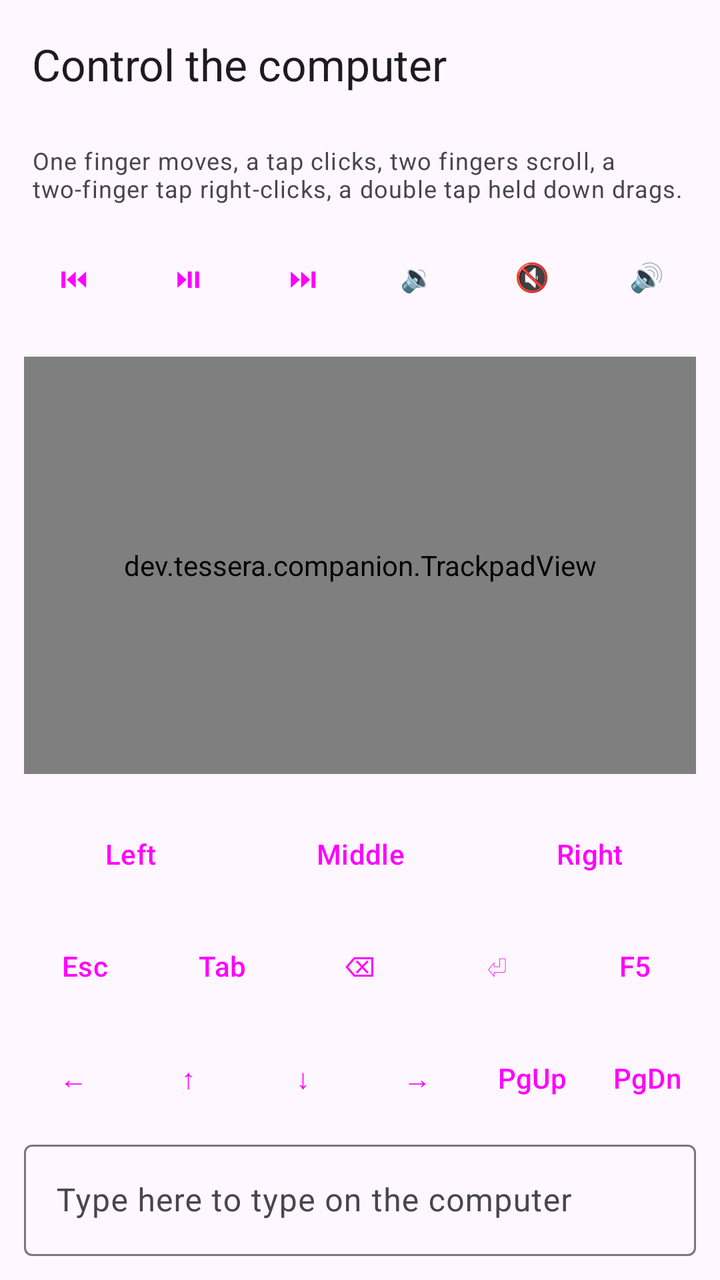
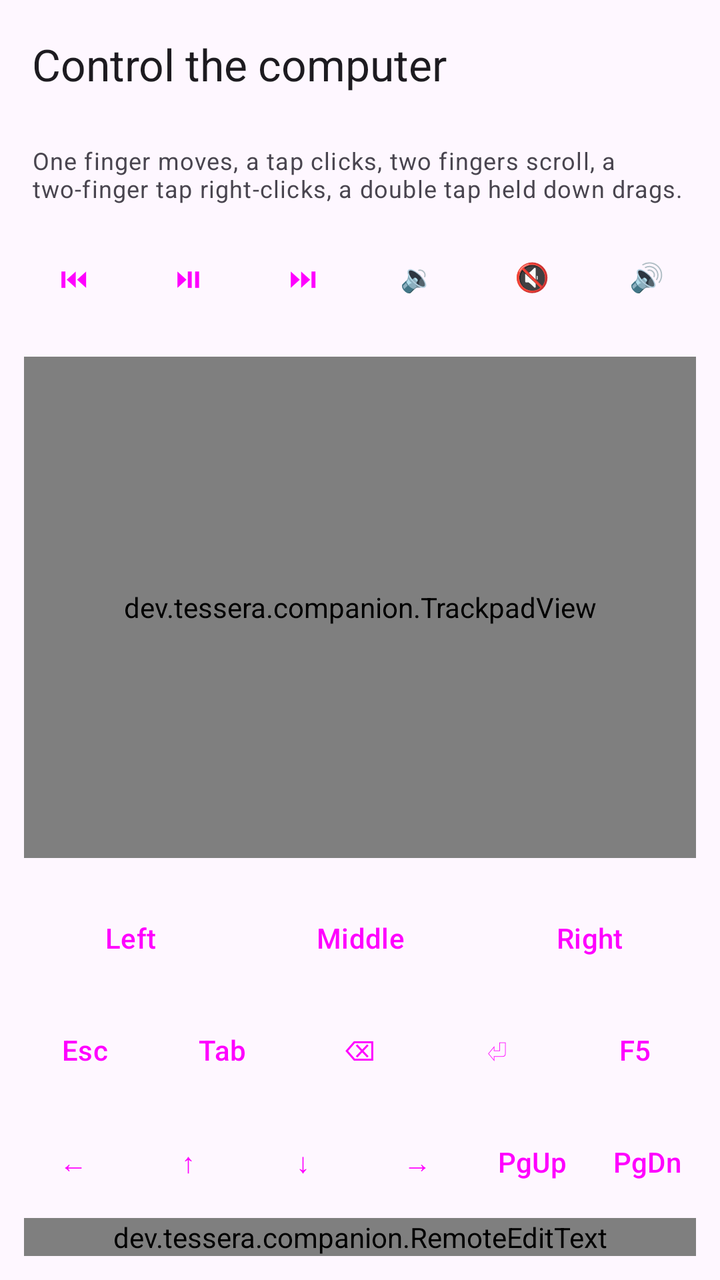

Compare the two renders of this Android layout. The source of the first and the diff that turns it into the second are given below.
<!-- AndroidManifest.xml: application theme Theme.Tessera -->
<!-- res/layout/activity_remote.xml -->
<?xml version="1.0" encoding="utf-8"?>
<LinearLayout xmlns:android="http://schemas.android.com/apk/res/android"
    xmlns:app="http://schemas.android.com/apk/res-auto"
    android:id="@+id/root"
    android:layout_width="match_parent"
    android:layout_height="match_parent"
    android:orientation="vertical"
    android:background="?attr/colorSurface">

    <com.google.android.material.appbar.AppBarLayout
        android:layout_width="match_parent"
        android:layout_height="wrap_content"
        android:fitsSystemWindows="true">

        <com.google.android.material.appbar.MaterialToolbar
            android:id="@+id/toolbar"
            android:layout_width="match_parent"
            android:layout_height="?attr/actionBarSize"
            app:title="@string/remote_title" />
    </com.google.android.material.appbar.AppBarLayout>

    <TextView
        android:id="@+id/remoteState"
        android:layout_width="match_parent"
        android:layout_height="wrap_content"
        android:paddingHorizontal="16dp"
        android:paddingVertical="8dp"
        android:textAppearance="?attr/textAppearanceBodySmall"
        android:textColor="?attr/colorOnSurfaceVariant"
        android:text="@string/remote_hint" />

    
    <HorizontalScrollView
        android:id="@+id/targetsScroll"
        android:layout_width="match_parent"
        android:layout_height="wrap_content"
        android:paddingHorizontal="12dp"
        android:scrollbars="none"
        android:visibility="gone">

        <com.google.android.material.chip.ChipGroup
            android:id="@+id/targets"
            android:layout_width="wrap_content"
            android:layout_height="wrap_content"
            app:selectionRequired="true"
            app:singleLine="true"
            app:singleSelection="true" />
    </HorizontalScrollView>

    
    <LinearLayout
        android:layout_width="match_parent"
        android:layout_height="wrap_content"
        android:orientation="horizontal"
        android:paddingHorizontal="8dp">
        <Button android:id="@+id/mediaPrevious" style="@style/Widget.Tessera.Key" android:text="⏮" />
        <Button android:id="@+id/mediaPlay" style="@style/Widget.Tessera.Key" android:text="⏯" />
        <Button android:id="@+id/mediaNext" style="@style/Widget.Tessera.Key" android:text="⏭" />
        <Button android:id="@+id/mediaVolumeDown" style="@style/Widget.Tessera.Key" android:text="🔉" />
        <Button android:id="@+id/mediaMute" style="@style/Widget.Tessera.Key" android:text="🔇" />
        <Button android:id="@+id/mediaVolumeUp" style="@style/Widget.Tessera.Key" android:text="🔊" />
    </LinearLayout>

    <dev.tessera.companion.TrackpadView
        android:id="@+id/trackpad"
        android:layout_width="match_parent"
        android:layout_height="0dp"
        android:layout_weight="1"
        android:layout_margin="12dp"
        android:background="@drawable/bg_trackpad" />

    
    <LinearLayout
        android:layout_width="match_parent"
        android:layout_height="wrap_content"
        android:orientation="horizontal"
        android:paddingHorizontal="8dp">
        <Button android:id="@+id/keyLeftClick" style="@style/Widget.Tessera.Key" android:text="@string/remote_left" />
        <Button android:id="@+id/keyMiddleClick" style="@style/Widget.Tessera.Key" android:text="@string/remote_middle" />
        <Button android:id="@+id/keyRightClick" style="@style/Widget.Tessera.Key" android:text="@string/remote_right" />
    </LinearLayout>

    
    <LinearLayout
        android:layout_width="match_parent"
        android:layout_height="wrap_content"
        android:orientation="horizontal"
        android:paddingHorizontal="8dp">
        <Button android:id="@+id/keyEscape" style="@style/Widget.Tessera.Key" android:text="Esc" />
        <Button android:id="@+id/keyTab" style="@style/Widget.Tessera.Key" android:text="Tab" />
        <Button android:id="@+id/keyBackspace" style="@style/Widget.Tessera.Key" android:text="⌫" />
        <Button android:id="@+id/keyEnter" style="@style/Widget.Tessera.Key" android:text="⏎" />
        <Button android:id="@+id/keyF5" style="@style/Widget.Tessera.Key" android:text="F5" />
    </LinearLayout>

    <LinearLayout
        android:layout_width="match_parent"
        android:layout_height="wrap_content"
        android:orientation="horizontal"
        android:paddingHorizontal="8dp">
        <Button android:id="@+id/keyLeft" style="@style/Widget.Tessera.Key" android:text="←" />
        <Button android:id="@+id/keyUp" style="@style/Widget.Tessera.Key" android:text="↑" />
        <Button android:id="@+id/keyDown" style="@style/Widget.Tessera.Key" android:text="↓" />
        <Button android:id="@+id/keyRight" style="@style/Widget.Tessera.Key" android:text="→" />
        <Button android:id="@+id/keyPageUp" style="@style/Widget.Tessera.Key" android:text="PgUp" />
        <Button android:id="@+id/keyPageDown" style="@style/Widget.Tessera.Key" android:text="PgDn" />
    </LinearLayout>

    <com.google.android.material.textfield.TextInputLayout
        android:layout_width="match_parent"
        android:layout_height="wrap_content"
        android:layout_marginHorizontal="12dp"
        android:layout_marginBottom="12dp"
        android:hint="@string/remote_type_hint">

        <com.google.android.material.textfield.TextInputEditText
            android:id="@+id/typeBox"
            android:layout_width="match_parent"
            android:layout_height="wrap_content"
            android:imeOptions="actionSend"
            android:inputType="text|textNoSuggestions"
            android:maxLines="1" />
    </com.google.android.material.textfield.TextInputLayout>
</LinearLayout>
<!-- resources referenced by this layout -->
<resources>
  <!-- drawable bg_trackpad (drawable) -->
  <?xml version="1.0" encoding="utf-8"?>
  <shape xmlns:android="http://schemas.android.com/apk/res/android" android:shape="rectangle">
      <solid android:color="?attr/colorSurfaceContainerHigh" />
      <corners android:radius="24dp" />
      <stroke android:width="1dp" android:color="?attr/colorOutlineVariant" />
  </shape>
  <string name="remote_hint">One finger moves, a tap clicks, two fingers scroll, a two-finger tap right-clicks, a double tap held down drags.</string>
  <string name="remote_left">Left</string>
  <string name="remote_middle">Middle</string>
  <string name="remote_right">Right</string>
  <string name="remote_title">Control the computer</string>
  <string name="remote_type_hint">Type here to type on the computer</string>
  <style name="Widget.Tessera.Key" parent="Widget.Material3.Button.TonalButton">
          <item name="android:layout_width">0dp</item>
          <item name="android:layout_height">wrap_content</item>
          <item name="android:layout_weight">1</item>
          <item name="android:layout_margin">4dp</item>
          <item name="android:minWidth">0dp</item>
          <item name="android:insetTop">0dp</item>
          <item name="android:insetBottom">0dp</item>
          <item name="android:paddingLeft">4dp</item>
          <item name="android:paddingRight">4dp</item>
      </style>
  <style name="Theme.Tessera" parent="Theme.Material3.DayNight.NoActionBar">
          <item name="android:navigationBarColor">@android:color/transparent</item>
      </style>
</resources>

<!-- the commit's change to res/layout/activity_remote.xml (unified diff, before → after) -->
@@ -113,11 +113,11 @@
         android:layout_marginBottom="12dp"
         android:hint="@string/remote_type_hint">
 
-        <com.google.android.material.textfield.TextInputEditText
+        <dev.tessera.companion.RemoteEditText
             android:id="@+id/typeBox"
             android:layout_width="match_parent"
             android:layout_height="wrap_content"
-            android:imeOptions="actionSend"
+            android:imeOptions="actionSend|flagNoExtractUi"
             android:inputType="text|textNoSuggestions"
             android:maxLines="1" />
     </com.google.android.material.textfield.TextInputLayout>
